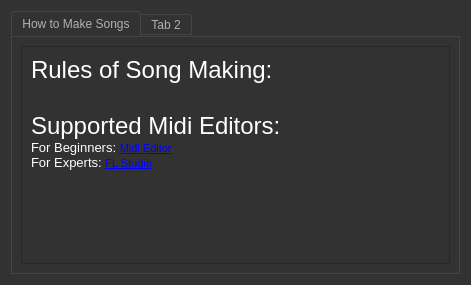
This is HelpMenu.ui in BenjaminHalko/WiiMusicEditorPlus as Qt 5 draws it before an edit. The edited form follows.
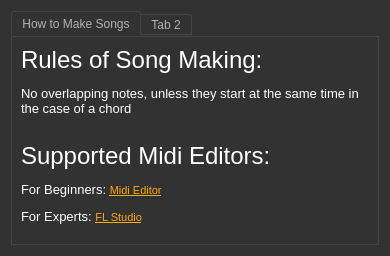
This is the edited form. Icons and pictures are not drawn.

```diff
--- a/HelpMenu.ui
+++ b/HelpMenu.ui
@@ -6,8 +6,8 @@
    <rect>
     <x>0</x>
     <y>0</y>
-    <width>471</width>
-    <height>285</height>
+    <width>390</width>
+    <height>256</height>
    </rect>
   </property>
   <property name="windowTitle">
@@ -503,32 +503,12 @@
       </attribute>
       <layout class="QVBoxLayout" name="verticalLayout_2">
        <item>
-        <widget class="QScrollArea" name="scrollArea">
-         <property name="widgetResizable">
-          <bool>true</bool>
-         </property>
-         <widget class="QWidget" name="scrollAreaWidgetContents">
-          <property name="geometry">
-           <rect>
-            <x>0</x>
-            <y>0</y>
-            <width>431</width>
-            <height>221</height>
-           </rect>
-          </property>
-          <layout class="QVBoxLayout" name="verticalLayout_3">
-           <item>
             <widget class="QLabel" name="label">
              <property name="text">
-              <string>&lt;!DOCTYPE HTML PUBLIC &quot;-//W3C//DTD HTML 4.0//EN&quot; &quot;http://www.w3.org/TR/REC-html40/strict.dtd&quot;&gt;
-&lt;html&gt;&lt;head&gt;&lt;meta name=&quot;qrichtext&quot; content=&quot;1&quot; /&gt;&lt;style type=&quot;text/css&quot;&gt;
-p, li { white-space: pre-wrap; }
-&lt;/style&gt;&lt;/head&gt;&lt;body style=&quot; font-family:'MS Shell Dlg 2'; font-size:8pt; font-weight:400; font-style:normal;&quot;&gt;
-&lt;p style=&quot; margin-top:0px; margin-bottom:0px; margin-left:0px; margin-right:0px; -qt-block-indent:0; text-indent:0px;&quot;&gt;&lt;span style=&quot; font-size:18pt;&quot;&gt;Rules of Song Making:&lt;/span&gt;&lt;/p&gt;
-&lt;p style=&quot;-qt-paragraph-type:empty; margin-top:0px; margin-bottom:0px; margin-left:0px; margin-right:0px; -qt-block-indent:0; text-indent:0px; font-size:18pt;&quot;&gt;&lt;br /&gt;&lt;/p&gt;
-&lt;p style=&quot; margin-top:0px; margin-bottom:0px; margin-left:0px; margin-right:0px; -qt-block-indent:0; text-indent:0px;&quot;&gt;&lt;span style=&quot; font-size:18pt;&quot;&gt;Supported Midi Editors:&lt;/span&gt;&lt;/p&gt;
-&lt;p style=&quot; margin-top:0px; margin-bottom:0px; margin-left:0px; margin-right:0px; -qt-block-indent:0; text-indent:0px;&quot;&gt;&lt;span style=&quot; font-size:10pt;&quot;&gt;For Beginners: &lt;/span&gt;&lt;a href=&quot;https://www.midieditor.org/index.php?category=download&quot;&gt;&lt;span style=&quot; text-decoration: underline; color:#0000ff;&quot;&gt;Midi Editor&lt;/span&gt;&lt;/a&gt;&lt;/p&gt;
-&lt;p style=&quot; margin-top:0px; margin-bottom:0px; margin-left:0px; margin-right:0px; -qt-block-indent:0; text-indent:0px;&quot;&gt;&lt;span style=&quot; font-size:10pt;&quot;&gt;For Experts: &lt;/span&gt;&lt;a href=&quot;https://www.image-line.com/fl-studio-download/&quot;&gt;&lt;span style=&quot; text-decoration: underline; color:#0000ff;&quot;&gt;FL Studio&lt;/span&gt;&lt;/a&gt;&lt;/p&gt;&lt;/body&gt;&lt;/html&gt;</string>
+          <string>&lt;html&gt;&lt;head/&gt;&lt;body&gt;&lt;p&gt;&lt;span style=&quot; font-family:'MS Shell Dlg 2'; font-size:18pt;&quot;&gt;Rules of Song Making:&lt;/span&gt;&lt;/p&gt;&lt;p&gt;&lt;span style=&quot; font-family:'MS Shell Dlg 2'; font-size:10pt;&quot;&gt;No overlapping notes, unless they start at the same time in the case of a chord&lt;/span&gt;&lt;/p&gt;&lt;p&gt;&lt;br/&gt;&lt;span style=&quot; font-family:'MS Shell Dlg 2'; font-size:18pt;&quot;&gt;Supported Midi Editors:&lt;/span&gt;&lt;/p&gt;&lt;p&gt;&lt;span style=&quot; font-family:'MS Shell Dlg 2'; font-size:10pt;&quot;&gt;For Beginners: &lt;/span&gt;&lt;a href=&quot;https://www.midieditor.org/index.php?category=download&quot;&gt;&lt;span style=&quot; font-family:'MS Shell Dlg 2'; font-size:8pt; text-decoration: underline; color:#ffaa00;&quot;&gt;Midi Editor&lt;/span&gt;&lt;/a&gt;&lt;/p&gt;&lt;p&gt;&lt;span style=&quot; font-family:'MS Shell Dlg 2'; font-size:10pt;&quot;&gt;For Experts: &lt;/span&gt;&lt;a href=&quot;https://www.image-line.com/fl-studio-download/&quot;&gt;&lt;span style=&quot; font-family:'MS Shell Dlg 2'; font-size:8pt; text-decoration: underline; color:#ffaa00;&quot;&gt;FL Studio&lt;/span&gt;&lt;/a&gt;&lt;/p&gt;&lt;/body&gt;&lt;/html&gt;</string>
+         </property>
+         <property name="wordWrap">
+          <bool>true</bool>
              </property>
             </widget>
            </item>
@@ -544,10 +524,6 @@
               </size>
              </property>
             </spacer>
-           </item>
-          </layout>
-         </widget>
-        </widget>
        </item>
       </layout>
      </widget>
```
Lines whose indentation alone changed are shown as unchanged.
